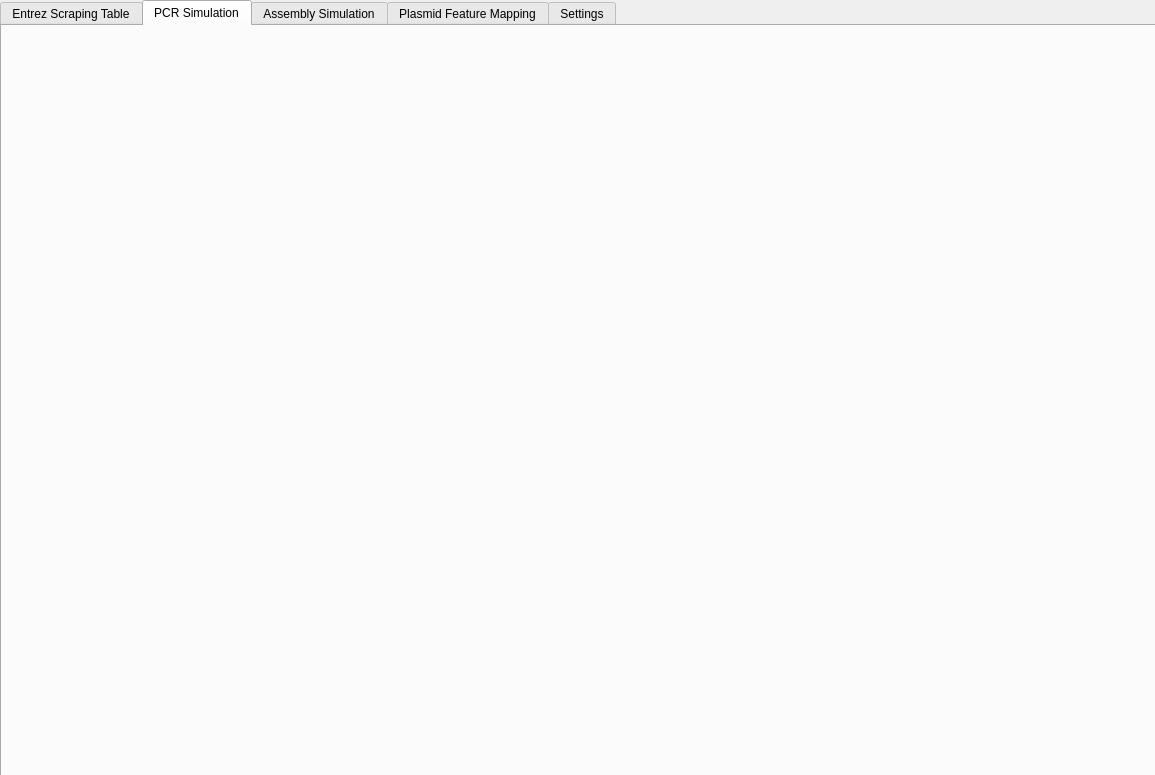
Old version of the form SeqC.ui in the repository royerz2/DNA_Tools.
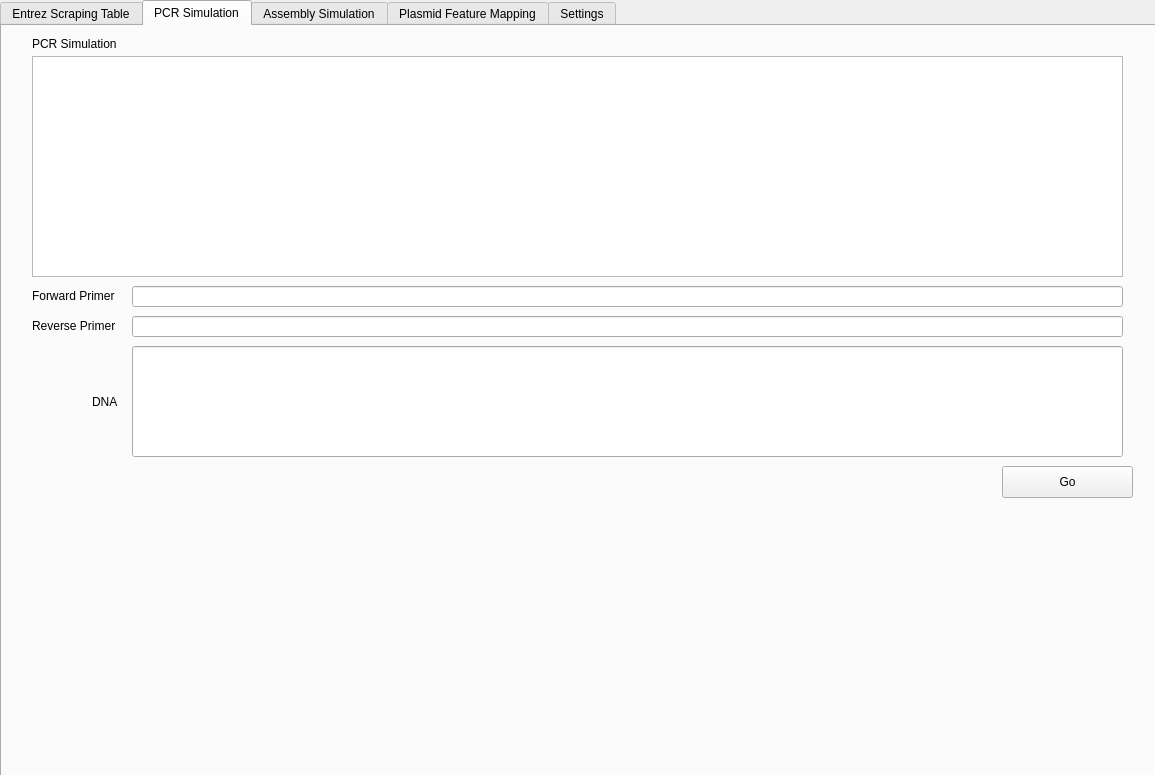
New version of the form. The open tabs and pages were chosen to show the change.

Diff of the .ui file:
```diff
--- a/SeqC.ui
+++ b/SeqC.ui
@@ -195,6 +195,111 @@
     <attribute name="title">
      <string>PCR Simulation</string>
     </attribute>
+    <widget class="QTextBrowser" name="textBrowser">
+     <property name="geometry">
+      <rect>
+       <x>30</x>
+       <y>30</y>
+       <width>1091</width>
+       <height>221</height>
+      </rect>
+     </property>
+    </widget>
+    <widget class="QLineEdit" name="lineEdit">
+     <property name="geometry">
+      <rect>
+       <x>130</x>
+       <y>260</y>
+       <width>991</width>
+       <height>21</height>
+      </rect>
+     </property>
+    </widget>
+    <widget class="QLabel" name="label_2">
+     <property name="geometry">
+      <rect>
+       <x>30</x>
+       <y>260</y>
+       <width>101</width>
+       <height>20</height>
+      </rect>
+     </property>
+     <property name="text">
+      <string>Forward Primer</string>
+     </property>
+    </widget>
+    <widget class="QLabel" name="label_3">
+     <property name="geometry">
+      <rect>
+       <x>30</x>
+       <y>290</y>
+       <width>101</width>
+       <height>20</height>
+      </rect>
+     </property>
+     <property name="text">
+      <string>Reverse Primer</string>
+     </property>
+    </widget>
+    <widget class="QLineEdit" name="lineEdit_2">
+     <property name="geometry">
+      <rect>
+       <x>130</x>
+       <y>290</y>
+       <width>991</width>
+       <height>21</height>
+      </rect>
+     </property>
+    </widget>
+    <widget class="QLabel" name="label_4">
+     <property name="geometry">
+      <rect>
+       <x>30</x>
+       <y>10</y>
+       <width>151</width>
+       <height>16</height>
+      </rect>
+     </property>
+     <property name="text">
+      <string>PCR Simulation</string>
+     </property>
+    </widget>
+    <widget class="QPushButton" name="pushButton">
+     <property name="geometry">
+      <rect>
+       <x>1000</x>
+       <y>440</y>
+       <width>131</width>
+       <height>32</height>
+      </rect>
+     </property>
+     <property name="text">
+      <string>Go</string>
+     </property>
+    </widget>
+    <widget class="QLineEdit" name="lineEdit_3">
+     <property name="geometry">
+      <rect>
+       <x>130</x>
+       <y>320</y>
+       <width>991</width>
+       <height>111</height>
+      </rect>
+     </property>
+    </widget>
+    <widget class="QLabel" name="label_5">
+     <property name="geometry">
+      <rect>
+       <x>90</x>
+       <y>320</y>
+       <width>31</width>
+       <height>111</height>
+      </rect>
+     </property>
+     <property name="text">
+      <string>DNA</string>
+     </property>
+    </widget>
    </widget>
    <widget class="QWidget" name="tab_4">
     <attribute name="title">
```
Left out of the diff: 66 changed lines with no effect on the pictures.
